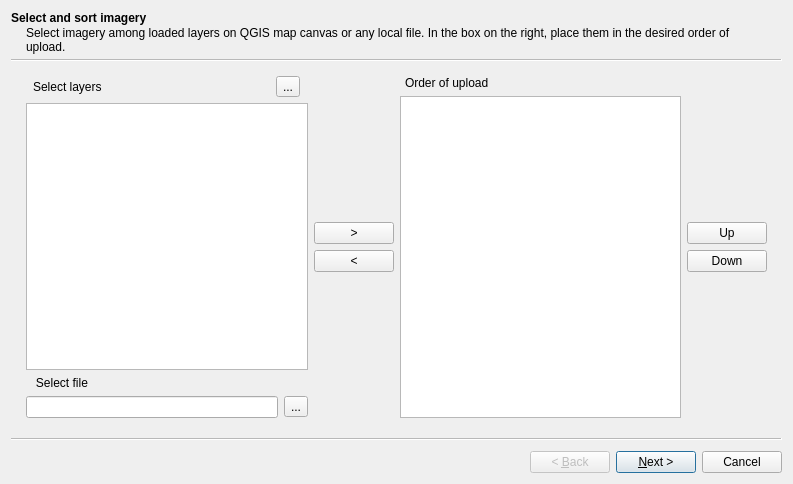
Qt form OpenAerialMap/gui/ui/img_uploader_wizard.ui (hotosm/oam-qgis-plugin) before a commit.
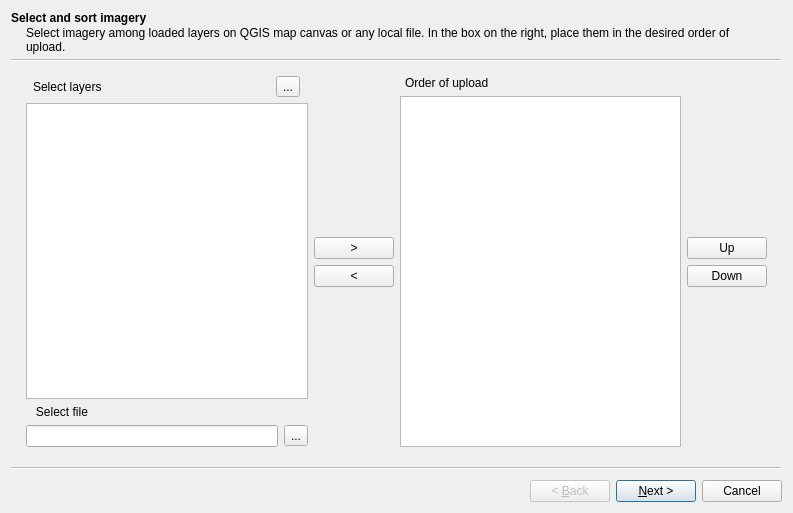
The same form after that commit.

Commit message: Update the metadata handling 1. Changed the GUI of uploader and setting dialog to conform to OIN specification (Added textEdit for base_uuid, but uri for thumbnail has not been implemented yet.) 2. Removed the start upload button from 1 and 2 page of the uploader

```diff
--- a/OpenAerialMap/gui/ui/img_uploader_wizard.ui
+++ b/OpenAerialMap/gui/ui/img_uploader_wizard.ui
@@ -7,7 +7,7 @@
     <x>0</x>
     <y>0</y>
     <width>793</width>
-    <height>484</height>
+    <height>513</height>
    </rect>
   </property>
   <property name="windowTitle">
```
Left out of the diff: 137 changed lines with no effect on the pictures. The commit also changes 3 other files.
